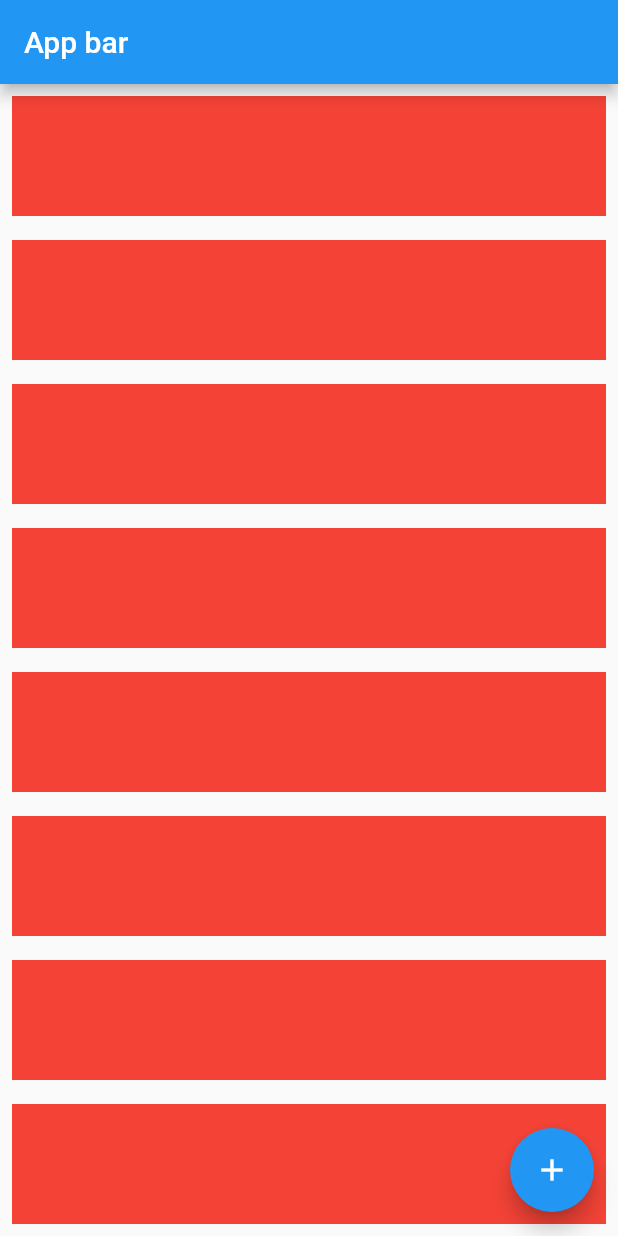
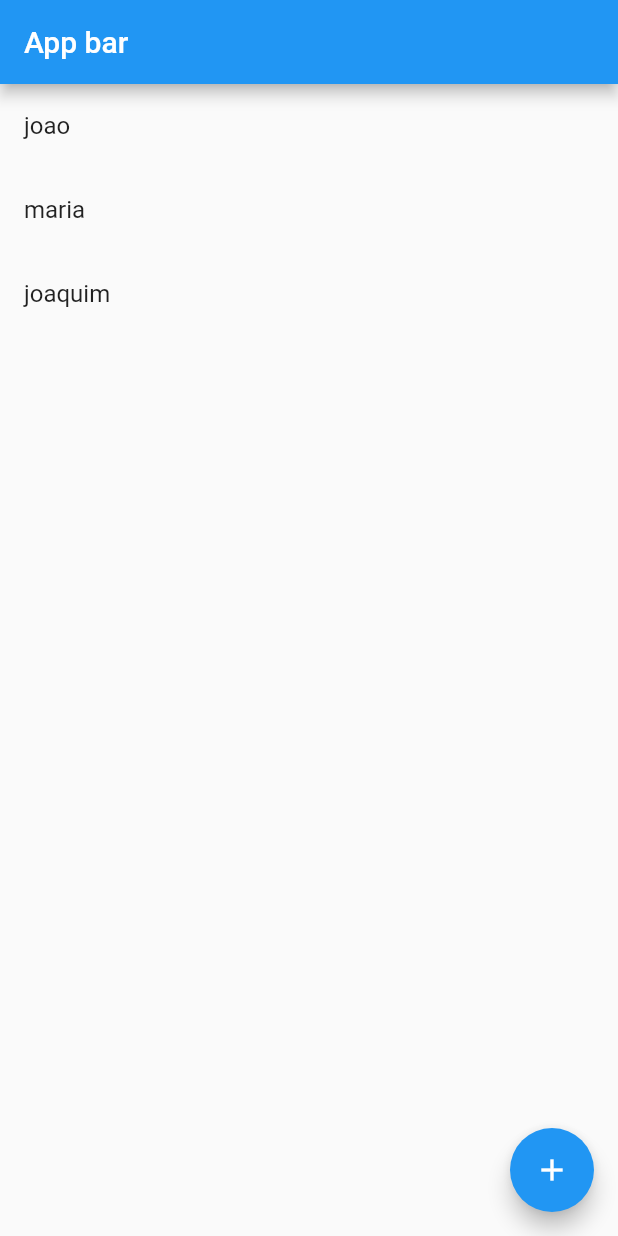
Before and after one commit to gustavocabreira/first_app, a Flutter app: the screen it shows after launch, on a phone screen of 412 x 824 dp. Run offline on Flutter 3.47's test engine with Material 2 defaults, Android fonts, the phone set to English and light mode, and no system bars.

Commit message:
creating list views

```diff
--- a/lib/home_page.dart
+++ b/lib/home_page.dart
@@ -36,6 +36,8 @@ class _HomePageState extends State<HomePage> {
 
   @override
   Widget build(BuildContext context) {
+    final names = ['joao', 'maria', 'joaquim'];
+
     return Scaffold(
       appBar: AppBar(
         title: const Text('App bar')
@@ -43,18 +45,14 @@ class _HomePageState extends State<HomePage> {
       body: SizedBox(
         width: double.infinity,
         height: double.infinity,
-        child: SingleChildScrollView(
-          child: Column(
-            children: [
-              for(var i = 0; i<=10; i++)
-                Container(
-                  width: double.infinity,
-                  height: 80,
-                  margin: const EdgeInsets.all(8),
-                  color: Colors.red,
-                ),
-            ],
-          ),
+        child: ListView.builder(
+          itemCount: names.length,
+          itemBuilder: (context, index) {
+            final name = names[index];
+            return ListTile(
+              title: Text(name)
+            );
+          },
         )
       ),
       floatingActionButton: FloatingActionButton(
```
